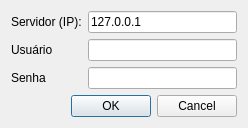
The window that WhatsProg_cliente/logindialog.ui (macielbarbosa/WhatsProg) describes before a commit, drawn with Qt 5.
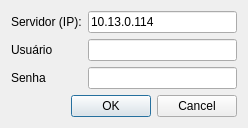
The same window after the commit.

The edit to the form file:
```diff
--- a/WhatsProg_cliente/logindialog.ui
+++ b/WhatsProg_cliente/logindialog.ui
@@ -24,7 +24,7 @@
    <item row="0" column="1">
     <widget class="QLineEdit" name="lineEditIpServidor">
      <property name="text">
-      <string>127.0.0.1</string>
+      <string>10.13.0.114</string>
      </property>
     </widget>
    </item>
```
